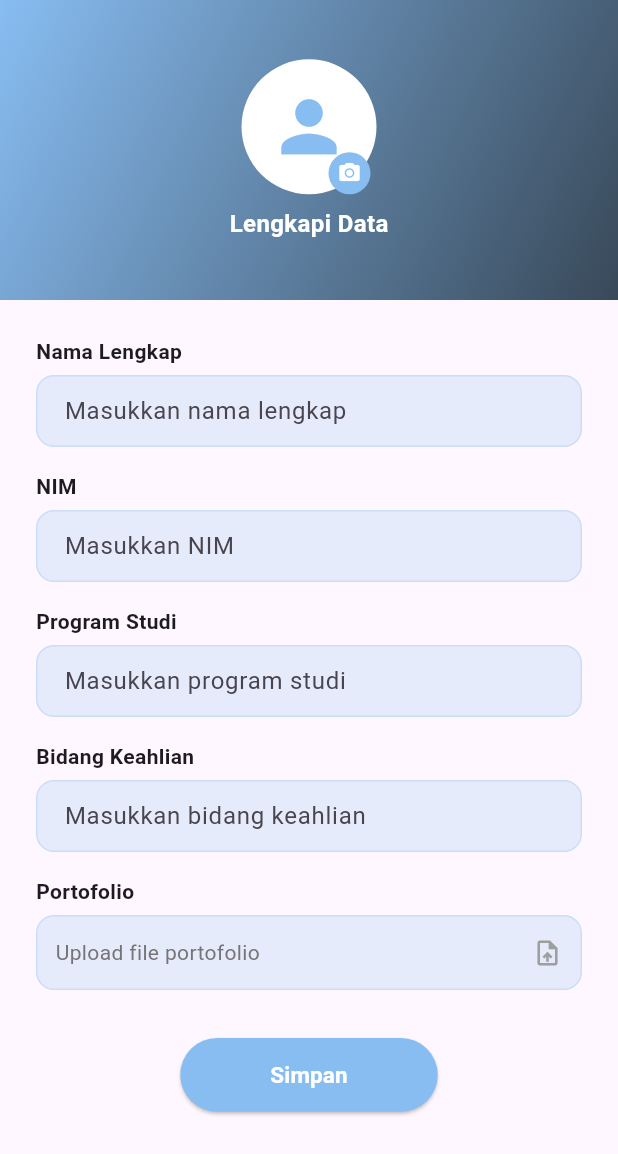
After one commit to Mifrhmh-git/PBL-301-InTA-Mobile-Front-End, a Flutter app: the LengkapiDataPage screen opened by its route, on a phone screen of 412 x 824 dp. The commit adds this screen. Shown: the top 1154 px of the screen. Run offline on Flutter 3.47's test engine with Material 3 defaults, Android fonts, the phone set to English and light mode, and no system bars; our stand-ins replace file_picker, get, google_fonts, table_calendar.

Commit message:
tambah hal data diri mhs, perbarui logo

```diff
--- /dev/null
+++ b/lib/pages/lengkapi_data_page.dart
@@ -0,0 +1,243 @@
+import 'package:flutter/material.dart';
+import 'package:file_picker/file_picker.dart';
+import 'package:get/get.dart';
+import '../shared/shared.dart'; // pastikan ada primaryColor & dangerColor
+
+class LengkapiDataPage extends StatefulWidget {
+  const LengkapiDataPage({super.key});
+
+  @override
+  State<LengkapiDataPage> createState() => _LengkapiDataPageState();
+}
+
+class _LengkapiDataPageState extends State<LengkapiDataPage> {
+  final TextEditingController namaController = TextEditingController();
+  final TextEditingController nimController = TextEditingController();
+  final TextEditingController prodiController = TextEditingController();
+  final TextEditingController keahlianController = TextEditingController();
+  String? selectedFileName;
+
+  Future<void> pickFile() async {
+    final result = await FilePicker.platform.pickFiles();
+    if (result != null && result.files.isNotEmpty) {
+      setState(() {
+        selectedFileName = result.files.single.name;
+      });
+    }
+  }
+
+  // Reusable input decoration seperti modal Kanban
+  InputDecoration _fieldDecoration({String? hintText}) {
+    return InputDecoration(
+      filled: true,
+      fillColor: primaryColor.withOpacity(0.2),
+      hintText: hintText,
+      contentPadding: const EdgeInsets.symmetric(vertical: 12, horizontal: 15),
+      border: OutlineInputBorder(
+        borderRadius: BorderRadius.circular(12),
+        borderSide: BorderSide(
+          color: primaryColor.withOpacity(0.3),
+          width: 1,
+        ),
+      ),
+      enabledBorder: OutlineInputBorder(
+        borderRadius: BorderRadius.circular(12),
+        borderSide: BorderSide(
+          color: primaryColor.withOpacity(0.3),
+          width: 1,
+        ),
+      ),
+      focusedBorder: OutlineInputBorder(
+        borderRadius: BorderRadius.circular(12),
+        borderSide: const BorderSide(
+          color: primaryColor,
+          width: 1.5,
+        ),
+      ),
+    );
+  }
+
+  @override
+  Widget build(BuildContext context) {
+    return Scaffold(
+      body: Column(
+        children: [
+          // Bagian atas gradient tanpa lengkungan
+          Container(
+            width: double.infinity,
+            height: 200,
+            decoration: BoxDecoration(
+              gradient: LinearGradient(
+                colors: [primaryColor, dangerColor],
+                begin: Alignment.topLeft,
+                end: Alignment.bottomRight,
+              ),
+            ),
+            child: Column(
+              mainAxisAlignment: MainAxisAlignment.center,
+              children: [
+                Stack(
+                  alignment: Alignment.bottomRight,
+                  children: [
+                    CircleAvatar(
+                      radius: 45,
+                      backgroundColor: Colors.white,
+                      child: Icon(
+                        Icons.person,
+                        size: 55,
+                        color: primaryColor,
+                      ),
+                    ),
+                    Positioned(
+                      bottom: 0,
+                      right: 4,
+                      child: Container(
+                        decoration: BoxDecoration(
+                          color: primaryColor,
+                          shape: BoxShape.circle,
+                        ),
+                        padding: const EdgeInsets.all(6),
+                        child: const Icon(
+                          Icons.camera_alt,
+                          size: 16,
+                          color: Colors.white,
+                        ),
+                      ),
+                    ),
+                  ],
+                ),
+                const SizedBox(height: 8),
+                const Text(
+                  "Lengkapi Data",
+                  style: TextStyle(
+                    color: Colors.white,
+                    fontWeight: FontWeight.bold,
+                    fontSize: 16,
+                  ),
+                ),
+              ],
+            ),
+          ),
+
+          // Bagian bawah form
+          Expanded(
+            child: SingleChildScrollView(
+              padding: const EdgeInsets.symmetric(horizontal: 24, vertical: 24),
+              child: Column(
+                crossAxisAlignment: CrossAxisAlignment.start,
+                children: [
+                  const Text("Nama Lengkap",
+                      style: TextStyle(fontWeight: FontWeight.w600)),
+                  const SizedBox(height: 6),
+                  TextField(
+                    controller: namaController,
+                    decoration:
+                        _fieldDecoration(hintText: "Masukkan nama lengkap"),
+                  ),
+                  const SizedBox(height: 16),
+
+                  const Text("NIM",
+                      style: TextStyle(fontWeight: FontWeight.w600)),
+                  const SizedBox(height: 6),
+                  TextField(
+                    controller: nimController,
+                    decoration: _fieldDecoration(hintText: "Masukkan NIM"),
+                  ),
+                  const SizedBox(height: 16),
+
+                  const Text("Program Studi",
+                      style: TextStyle(fontWeight: FontWeight.w600)),
+                  const SizedBox(height: 6),
+                  TextField(
+                    controller: prodiController,
+                    decoration:
+                        _fieldDecoration(hintText: "Masukkan program studi"),
+                  ),
+                  const SizedBox(height: 16),
+
+                  const Text("Bidang Keahlian",
+                      style: TextStyle(fontWeight: FontWeight.w600)),
+                  const SizedBox(height: 6),
+                  TextField(
+                    controller: keahlianController,
+                    decoration:
+                        _fieldDecoration(hintText: "Masukkan bidang keahlian"),
+                  ),
+                  const SizedBox(height: 16),
+
+                  const Text("Portofolio",
+                      style: TextStyle(fontWeight: FontWeight.w600)),
+                  const SizedBox(height: 6),
+                  GestureDetector(
+                    onTap: pickFile,
+                    child: Container(
+                      height: 50,
+                      decoration: BoxDecoration(
+                        color: primaryColor.withOpacity(0.2),
+                        borderRadius: BorderRadius.circular(12),
+                        border: Border.all(
+                          color: primaryColor.withOpacity(0.3),
+                          width: 1,
+                        ),
+                      ),
+                      child: Row(
+                        mainAxisAlignment: MainAxisAlignment.spaceBetween,
+                        children: [
+                          Padding(
+                            padding:
+                                const EdgeInsets.symmetric(horizontal: 12.0),
+                            child: Text(
+                              selectedFileName ?? "Upload file portofolio",
+                              style: TextStyle(
+                                color: selectedFileName == null
+                                    ? Colors.grey[600]
+                                    : Colors.black,
+                              ),
+                            ),
+                          ),
+                          const Padding(
+                            padding: EdgeInsets.symmetric(horizontal: 12.0),
+                            child: Icon(Icons.upload_file,
+                                color: Colors.grey, size: 20),
+                          ),
+                        ],
+                      ),
+                    ),
+                  ),
+                  const SizedBox(height: 32),
+
+                  // Tombol Simpan
+                  Center(
+                    child: ElevatedButton(
+                      onPressed: () {
+                        Get.snackbar("Berhasil", "Data berhasil disimpan",
+                            backgroundColor: primaryColor.withOpacity(0.9),
+                            colorText: Colors.white);
+                      },
+                      style: ElevatedButton.styleFrom(
+                        backgroundColor: primaryColor,
+                        foregroundColor: Colors.white,
+                        padding: const EdgeInsets.symmetric(
+                            horizontal: 60, vertical: 14),
+                        shape: RoundedRectangleBorder(
+                          borderRadius: BorderRadius.circular(30),
+                        ),
+                      ),
+                      child: const Text(
+                        "Simpan",
+                        style: TextStyle(
+                          fontWeight: FontWeight.bold,
+                          fontSize: 15,
+                        ),
+                      ),
+                    ),
+                  ),
+                ],
+              ),
+            ),
+          ),
+        ],
+      ),
+    );
+  }
+}
--- a/lib/pages/login_modal.dart
+++ b/lib/pages/login_modal.dart
@@ -97,7 +97,18 @@ void showLoginModal(BuildContext context) {
                       width: double.infinity,
                       child: ElevatedButton(
                         onPressed: () {
-                          Get.offAllNamed(Routes.HOME);
+                          if (selectedUser == "Mahasiswa") {
+                            // Cek apakah mahasiswa sudah melengkapi data atau belum
+                            bool sudahLengkapiData = false; // nanti bisa ganti dari backend / local storage
+
+                            if (sudahLengkapiData == false) {
+                              Get.offAllNamed(Routes.LENGKAPI_DATA);
+                            } else {
+                              Get.offAllNamed(Routes.HOME);
+                            }
+                          } else if (selectedUser == "Dosen") {
+                            Get.offAllNamed(Routes.HOME);
+                          }
                         },
                         style: ElevatedButton.styleFrom(
                           backgroundColor: primaryColor,
--- /dev/null
+++ b/lib/pages/mahasiswa_controller.dart
@@ -0,0 +1,28 @@
+import 'package:get/get.dart';
+
+class MahasiswaController extends GetxController {
+  // Contoh data diri yang nanti diisi di halaman "Lengkapi Data"
+  var nama = ''.obs;
+  var nim = ''.obs;
+  var prodi = ''.obs;
+  var email = ''.obs;
+  var noHp = ''.obs;
+
+  // Fungsi untuk simpan data mahasiswa
+  void simpanData({
+    required String namaBaru,
+    required String nimBaru,
+    required String prodiBaru,
+    required String emailBaru,
+    required String noHpBaru,
+  }) {
+    nama.value = namaBaru;
+    nim.value = nimBaru;
+    prodi.value = prodiBaru;
+    email.value = emailBaru;
+    noHp.value = noHpBaru;
+
+    // Contoh log atau aksi
+    print("Data mahasiswa disimpan: $namaBaru ($nimBaru)");
+  }
+}
--- /dev/null
+++ b/lib/pages/pilih_dosen_page.dart
@@ -0,0 +1,13 @@
+import 'package:flutter/material.dart';
+
+class PilihDosenPage extends StatelessWidget {
+  const PilihDosenPage({super.key});
+
+  @override
+  Widget build(BuildContext context) {
+    return Scaffold(
+      appBar: AppBar(title: const Text("Pilih Dosen Pembimbing")),
+      body: const Center(child: Text("Halaman Pilih Dosen")),
+    );
+  }
+}
--- a/lib/routes/app_pages.dart
+++ b/lib/routes/app_pages.dart
@@ -10,6 +10,11 @@ import 'package:inta301/pages/profile_page.dart';
 import 'package:inta301/pages/welcome_page.dart';
 import 'package:inta301/pages/kelola_akun_page.dart';
 import 'package:inta301/pages/informasi_dospem_page.dart';
+
+// 🆕 Tambahan baru
+import 'package:inta301/pages/lengkapi_data_page.dart';
+import 'package:inta301/pages/pilih_dosen_page.dart';
+import 'package:inta301/pages/mahasiswa_controller.dart';
 
 part 'app_routes.dart';
 
@@ -57,7 +62,7 @@ class AppPages {
       page: () {
         final args = Get.arguments as Map<String, dynamic>? ?? {};
         final jadwalId = args["jadwalId"] ?? 0;
-        final mode = args["mode"] ?? "mahasiswa"; // default mode mahasiswa
+        final mode = args["mode"] ?? "mahasiswa";
         return FormJadwalBimbinganPage(
           jadwalId: jadwalId,
           mode: mode,
@@ -73,5 +78,18 @@ class AppPages {
       name: _Paths.INFORMASI_DOSPEM,
       page: () => const InformasiDospemPage(),
     ),
+
+    // 🟩 Tambahan halaman baru
+    GetPage(
+      name: _Paths.LENGKAPI_DATA,
+      page: () => LengkapiDataPage(),
+      binding: BindingsBuilder(() {
+        Get.lazyPut<MahasiswaController>(() => MahasiswaController());
+      }),
+    ),
+    GetPage(
+      name: _Paths.PILIH_DOSEN,
+      page: () => PilihDosenPage(),
+    ),
   ];
 }
--- a/lib/routes/app_routes.dart
+++ b/lib/routes/app_routes.dart
@@ -12,6 +12,10 @@ abstract class Routes {
   static const FORM_JADWAL = _Paths.FORM_JADWAL;
   static const KELOLA_AKUN = _Paths.KELOLA_AKUN;
   static const INFORMASI_DOSPEM = _Paths.INFORMASI_DOSPEM;
+
+  // 🟨 Tambahan baru
+  static const LENGKAPI_DATA = _Paths.LENGKAPI_DATA;
+  static const PILIH_DOSEN = _Paths.PILIH_DOSEN;
 }
 
 abstract class _Paths {
@@ -26,4 +30,8 @@ abstract class _Paths {
   static const FORM_JADWAL = '/form-jadwal';
   static const KELOLA_AKUN = '/kelola-akun';
   static const INFORMASI_DOSPEM = '/informasi-dospem';
+
+  // 🟨 Tambahan baru
+  static const LENGKAPI_DATA = '/lengkapi-data';
+  static const PILIH_DOSEN = '/pilih-dosen';
 }
```
Also changed, not shown: assets/images/login-image.png.
